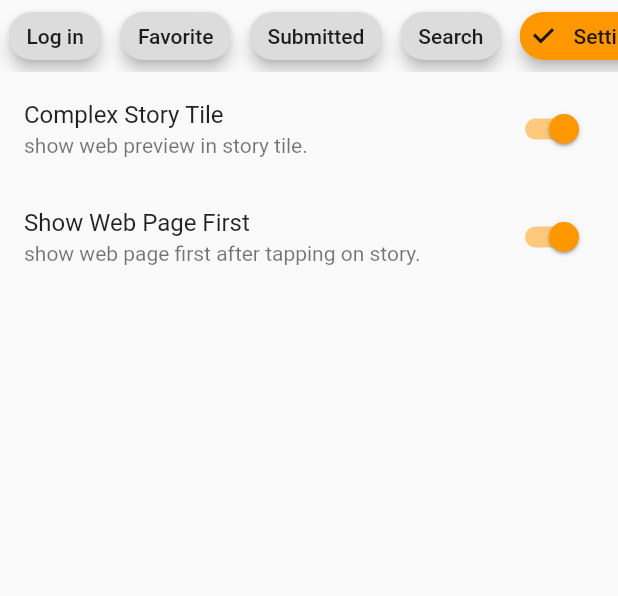
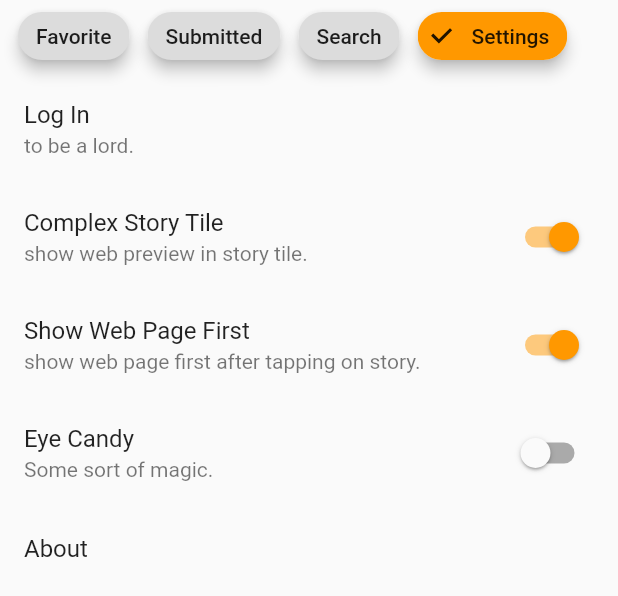
Before and after one commit to Gabby-Software/HACKI-News-mobileapp, a Flutter app: the ProfileScreen widget shown alone on an empty page, opened directly, after a tap on "Submitted", after a tap on "Search", after a tap on "Settings", on a phone screen of 412 x 824 dp. Shown: the top 596 px of the screen. Run offline on Flutter 3.47's test engine with Material 2 defaults, Android fonts, the phone set to English and light mode, and no system bars; our stand-ins replace bloc, cached_network_image, dio, equatable, flutter_bloc, flutter_fadein and 8 more; missing offline and left inert: fast_gbk, feature_discovery, firebase; accounts and stored records are empty.

Commit message:
added eye candy mode, replaced chips with listtiles.

```diff
--- a/lib/cubits/notification/notification_state.dart
+++ /dev/null
@@ -1,6 +0,0 @@
-part of 'notification_cubit.dart';
-
-class NotificationState extends Equatable {
-  @override
-  List<Object?> get props => [];
-}
--- a/lib/cubits/preference/preference_state.dart
+++ b/lib/cubits/preference/preference_state.dart
@@ -4,22 +4,27 @@ class PreferenceState extends Equatable {
   const PreferenceState({
     required this.showComplexStoryTile,
     required this.showWebFirst,
+    required this.showEyeCandy,
   });
 
   const PreferenceState.init()
       : showComplexStoryTile = false,
-        showWebFirst = false;
+        showWebFirst = false,
+        showEyeCandy = false;
 
   final bool showComplexStoryTile;
   final bool showWebFirst;
+  final bool showEyeCandy;
 
   PreferenceState copyWith({
     bool? showComplexStoryTile,
     bool? showWebFirst,
+    bool? showEyeCandy,
   }) {
     return PreferenceState(
       showComplexStoryTile: showComplexStoryTile ?? this.showComplexStoryTile,
       showWebFirst: showWebFirst ?? this.showWebFirst,
+      showEyeCandy: showEyeCandy ?? this.showEyeCandy,
     );
   }
 
@@ -27,5 +32,6 @@ class PreferenceState extends Equatable {
   List<Object?> get props => [
         showComplexStoryTile,
         showWebFirst,
+        showEyeCandy,
       ];
 }
--- a/lib/screens/profile/profile_screen.dart
+++ b/lib/screens/profile/profile_screen.dart
@@ -1,4 +1,5 @@
 import 'package:flutter/material.dart';
+import 'package:flutter/services.dart';
 import 'package:flutter_bloc/flutter_bloc.dart';
 import 'package:hacki/blocs/blocs.dart';
 import 'package:hacki/config/constants.dart';
@@ -33,11 +34,20 @@ class _ProfileScreenState extends State<ProfileScreen>
   final refreshControllerFav = RefreshController();
   final scrollController = ScrollController(initialScrollOffset: 80);
 
-  PageType _pageType = PageType.fav;
+  PageType pageType = PageType.fav;
+
+  final magicWords = <String>[
+    'to be a lord.',
+    'to conquer the world.',
+    'to be over the rainbow!',
+    'to bless humanity with long-lasting peace.',
+    'to save the world',
+  ];
 
   @override
   Widget build(BuildContext context) {
     super.build(context);
+    final magicWord = (magicWords..shuffle()).first;
     return BlocBuilder<PreferenceCubit, PreferenceState>(
       builder: (context, preferenceState) {
         return BlocBuilder<AuthBloc, AuthState>(
@@ -63,7 +73,7 @@ class _ProfileScreenState extends State<ProfileScreen>
                     return Stack(
                       children: [
                         if (!authState.isLoggedIn &&
-                            _pageType == PageType.history)
+                            pageType == PageType.history)
                           Positioned.fill(
                             child: Column(
                               children: [
@@ -86,7 +96,7 @@ class _ProfileScreenState extends State<ProfileScreen>
                           top: 50,
                           child: Offstage(
                             offstage: !authState.isLoggedIn ||
-                                _pageType != PageType.history,
+                                pageType != PageType.history,
                             child: ItemsListView<Item>(
                               showWebPreview: false,
                               refreshController: refreshControllerHistory,
@@ -123,7 +133,7 @@ class _ProfileScreenState extends State<ProfileScreen>
                         Positioned.fill(
                           top: 50,
                           child: Offstage(
-                            offstage: _pageType != PageType.fav,
+                            offstage: pageType != PageType.fav,
                             child: ItemsListView<Story>(
                               showWebPreview:
                                   preferenceState.showComplexStoryTile,
@@ -146,24 +156,44 @@ class _ProfileScreenState extends State<ProfileScreen>
                         Positioned.fill(
                           top: 50,
                           child: Offstage(
-                            offstage: _pageType != PageType.search,
+                            offstage: pageType != PageType.search,
                             child: const SearchScreen(),
                           ),
                         ),
                         Positioned.fill(
                           top: 50,
                           child: Offstage(
-                            offstage: _pageType != PageType.settings,
+                            offstage: pageType != PageType.settings,
                             child: Column(
                               children: [
+                                ListTile(
+                                  title: Text(authState.isLoggedIn
+                                      ? 'Log Out'
+                                      : 'Log In'),
+                                  subtitle: Text(
+                                    authState.isLoggedIn
+                                        ? authState.username
+                                        : magicWord,
+                                  ),
+                                  onTap: () {
+                                    if (authState.isLoggedIn) {
+                                      onLogoutTapped();
+                                    } else {
+                                      onLoginTapped();
+                                    }
+                                  },
+                                ),
                                 SwitchListTile(
                                   title: const Text('Complex Story Tile'),
                                   subtitle: const Text(
                                       'show web preview in story tile.'),
                                   value: preferenceState.showComplexStoryTile,
-                                  onChanged: (val) => context
-                                      .read<PreferenceCubit>()
-                                      .toggleDisplayMode(),
+                                  onChanged: (val) {
+                                    HapticFeedback.lightImpact();
+                                    context
+                                        .read<PreferenceCubit>()
+                                        .toggleDisplayMode();
+                                  },
                                   activeColor: Colors.orange,
                                 ),
                                 SwitchListTile(
@@ -172,29 +202,29 @@ class _ProfileScreenState extends State<ProfileScreen>
                                       'show web page first after tapping'
                                       ' on story.'),
                                   value: preferenceState.showWebFirst,
-                                  onChanged: (val) => context
-                                      .read<PreferenceCubit>()
-                                      .toggleNavigationMode(),
+                                  onChanged: (val) {
+                                    HapticFeedback.lightImpact();
+                                    context
+                                        .read<PreferenceCubit>()
+                                        .toggleNavigationMode();
+                                  },
                                   activeColor: Colors.orange,
                                 ),
-                              ],
-                            ),
-                          ),
-                        ),
-                        Align(
-                          alignment: Alignment.topLeft,
-                          child: SingleChildScrollView(
-                            scrollDirection: Axis.horizontal,
-                            controller: scrollController,
-                            child: Row(
-                              children: [
-                                const SizedBox(
-                                  width: 12,
+                                SwitchListTile(
+                                  title: const Text('Eye Candy'),
+                                  subtitle: const Text('Some sort of magic.'),
+                                  value: preferenceState.showEyeCandy,
+                                  onChanged: (val) {
+                                    HapticFeedback.lightImpact();
+                                    context
+                                        .read<PreferenceCubit>()
+                                        .toggleEyeCandyMode();
+                                  },
+                                  activeColor: Colors.orange,
                                 ),
-                                ActionChip(
-                                  label: const Text('About'),
-                                  elevation: 4,
-                                  onPressed: () {
+                                ListTile(
+                                  title: const Text('About'),
+                                  onTap: () {
                                     showAboutDialog(
                                       context: context,
                                       applicationName: 'Hacki',
@@ -215,21 +245,17 @@ class _ProfileScreenState extends State<ProfileScreen>
                                     );
                                   },
                                 ),
-                                const SizedBox(
-                                  width: 12,
-                                ),
-                                if (authState.isLoggedIn)
-                                  ActionChip(
-                                    label: const Text('Log out'),
-                                    elevation: 4,
-                                    onPressed: onLogoutTapped,
-                                  )
-                                else
-                                  ActionChip(
-                                    label: const Text('Log in'),
-                                    elevation: 4,
-                                    onPressed: onLoginTapped,
-                                  ),
+                              ],
+                            ),
+                          ),
+                        ),
+                        Align(
+                          alignment: Alignment.topLeft,
+                          child: SingleChildScrollView(
+                            scrollDirection: Axis.horizontal,
+                            controller: scrollController,
+                            child: Row(
+                              children: [
                                 const SizedBox(
                                   width: 12,
                                 ),
@@ -238,11 +264,11 @@ class _ProfileScreenState extends State<ProfileScreen>
                                     'Favorite',
                                   ),
                                   elevation: 4,
-                                  selected: _pageType == PageType.fav,
+                                  selected: pageType == PageType.fav,
                                   onSelected: (val) {
                                     if (val) {
                                       setState(() {
-                                        _pageType = PageType.fav;
+                                        pageType = PageType.fav;
                                       });
                                     }
                                   },
@@ -256,11 +282,11 @@ class _ProfileScreenState extends State<ProfileScreen>
                                     'Submitted',
                                   ),
                                   elevation: 4,
-                                  selected: _pageType == PageType.history,
+                                  selected: pageType == PageType.history,
                                   onSelected: (val) {
                                     if (val) {
                                       setState(() {
-                                        _pageType = PageType.history;
+                                        pageType = PageType.history;
                                       });
                                     }
                                   },
@@ -274,11 +300,11 @@ class _ProfileScreenState extends State<ProfileScreen>
                                     'Search',
                                   ),
                                   elevation: 4,
-                                  selected: _pageType == PageType.search,
+                                  selected: pageType == PageType.search,
                                   onSelected: (val) {
                                     if (val) {
                                       setState(() {
-                                        _pageType = PageType.search;
+                                        pageType = PageType.search;
                                       });
                                     }
                                   },
@@ -292,18 +318,15 @@ class _ProfileScreenState extends State<ProfileScreen>
                                     'Settings',
                                   ),
                                   elevation: 4,
-                                  selected: _pageType == PageType.settings,
+                                  selected: pageType == PageType.settings,
                                   onSelected: (val) {
                                     if (val) {
                                       setState(() {
-                                        _pageType = PageType.settings;
+                                        pageType = PageType.settings;
                                       });
                                     }
                                   },
                                   selectedColor: Colors.orange,
-                                ),
-                                const SizedBox(
-                                  width: 130,
                                 ),
                               ],
                             ),
```
Also changed, not shown: lib/cubits/notification/notification_cubit.dart (deleted, +0 -8 lines), lib/cubits/preference/preference_cubit.dart (+7 -0 lines), lib/repositories/storage_repository.dart (+13 -0 lines), lib/screens/story/story_screen.dart (+10 -2 lines), lib/screens/widgets/comment_tile.dart (+34 -8 lines).
